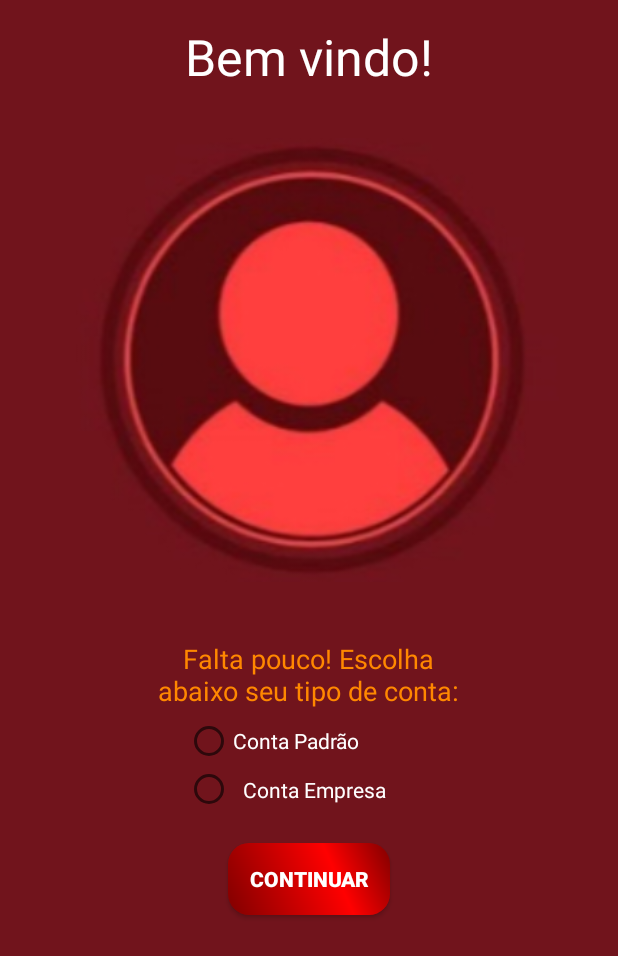
After one commit to levi-rocha/resolve-mobile, an Android app: the layout activity_cadastre.xml on its own in the app's theme, with its tools: preview values and no code run, on a phone screen of 412 x 824 dp. The commit adds this screen. Shown: the top 956 px of the screen. Run offline under Robolectric (Android 15) with nearby library versions, the phone set to English and light mode, and no system bars.

Commit message:
Supplementary cadastre activity

```diff
--- a/app/src/main/AndroidManifest.xml
+++ b/app/src/main/AndroidManifest.xml
@@ -17,9 +17,7 @@
         <activity
             android:name=".MainActivity"
             android:label="@string/app_name"
-            android:theme="@style/AppTheme.NoActionBar">
-
-        </activity>
+            android:theme="@style/AppTheme.NoActionBar"></activity>
         <activity android:name=".LoginActivity">
             <intent-filter>
                 <action android:name="android.intent.action.MAIN" />
@@ -27,6 +25,7 @@
                 <category android:name="android.intent.category.LAUNCHER" />
             </intent-filter>
         </activity>
+        <activity android:name=".CadastreActivity"></activity>
     </application>
 
 </manifest>
--- /dev/null
+++ b/app/src/main/res/layout/activity_cadastre.xml
@@ -0,0 +1,101 @@
+<?xml version="1.0" encoding="utf-8"?>
+<RelativeLayout
+    xmlns:android="http://schemas.android.com/apk/res/android"
+    xmlns:app="http://schemas.android.com/apk/res-auto"
+    xmlns:tools="http://schemas.android.com/tools"
+    android:layout_width="match_parent"
+    android:layout_height="match_parent"
+    android:background="#71141c"
+    android:visibility="visible"
+    tools:context="br.unifor.euresolvo.CadastreActivity">
+
+
+    <TextView
+        android:id="@+id/textViewBV"
+        android:layout_width="wrap_content"
+        android:layout_height="wrap_content"
+        android:layout_alignParentTop="true"
+        android:layout_centerHorizontal="true"
+        android:layout_marginTop="15dp"
+        android:gravity="center_vertical"
+        android:text="Bem vindo!"
+        android:textColor="@color/common_google_signin_btn_text_dark_default"
+        android:textSize="33sp"
+        tools:layout_editor_absoluteX="133dp"
+        tools:layout_editor_absoluteY="16dp" />
+
+    <ImageView
+        android:id="@+id/imageView_CadastroFoto"
+        android:layout_width="500px"
+        android:layout_height="500px"
+        android:foregroundGravity="center_vertical"
+        app:srcCompat="@drawable/ic_unnamed"
+        android:layout_alignParentTop="true"
+        android:layout_centerHorizontal="true"
+        android:layout_marginTop="73dp" />
+
+    <TextView
+        android:id="@+id/textView5"
+        android:layout_width="222dp"
+        android:layout_height="51dp"
+        android:text="Falta pouco! Escolha abaixo seu tipo de conta:"
+        android:textAlignment="center"
+        android:textSize="18sp"
+        android:textColor="@android:color/holo_orange_dark"
+        tools:layout_editor_absoluteX="81dp"
+        tools:layout_editor_absoluteY="283dp"
+        android:layout_below="@+id/imageView_CadastroFoto"
+        android:layout_centerHorizontal="true"
+        android:layout_marginTop="20dp" />
+
+    <RadioGroup
+        android:id="@+id/radioGrup_Conta"
+        android:layout_width="wrap_content"
+        android:layout_height="wrap_content"
+        android:gravity="center_vertical"
+        android:orientation="vertical"
+        tools:layout_editor_absoluteX="40dp"
+        tools:layout_editor_absoluteY="348dp"
+        android:layout_alignStart="@+id/textViewBV"
+        android:layout_below="@+id/textView5">
+
+        <RadioButton
+            android:id="@+id/Button_cPadrao"
+            android:layout_width="wrap_content"
+            android:layout_height="wrap_content"
+            android:layout_marginRight="5dp"
+            android:checked="false"
+            android:onClick="button_cPadrao"
+            android:text="Conta Padrão"
+            android:textColor="@color/common_google_signin_btn_text_dark_default" />
+
+        <RadioButton
+            android:id="@+id/Button_cEmpresa"
+            android:layout_width="wrap_content"
+            android:layout_height="wrap_content"
+            android:checked="false"
+            android:onClick="button_cEmpresa"
+            android:padding="10px"
+            android:text="Conta Empresa"
+            android:textColor="@color/common_google_signin_btn_text_dark_default" />
+
+    </RadioGroup>
+
+        <Button
+            android:id="@+id/buttonFinalizarCadastro"
+            android:layout_width="wrap_content"
+            android:layout_height="wrap_content"
+            android:layout_gravity="center_vertical"
+            android:background="@drawable/buttonshape2"
+            android:onClick="finalizarCadastro"
+            android:text="Continuar"
+            android:textColor="@color/common_google_signin_btn_text_dark_default"
+            tools:layout_editor_absoluteX="138dp"
+            tools:layout_editor_absoluteY="423dp"
+            android:layout_marginTop="84dp"
+            android:textStyle="bold"
+            android:layout_below="@+id/textView5"
+            android:layout_centerHorizontal="true" />
+
+
+</RelativeLayout>
--- a/app/src/main/res/menu/activity_main_drawer.xml
+++ b/app/src/main/res/menu/activity_main_drawer.xml
@@ -28,7 +28,7 @@
                 android:title="Share" />
             <item
                 android:id="@+id/nav_logoff"
-                android:icon="@android:drawable/ic_menu_close_clear_cancel"
+                android:icon="@android:drawable/ic_lock_power_off"
                 android:title="Logoff" />
         </menu>
     </item>
--- a/app/src/main/res/values/colors.xml
+++ b/app/src/main/res/values/colors.xml
@@ -1,8 +1,28 @@
 <?xml version="1.0" encoding="utf-8"?>
 <resources>
-    <color name="colorPrimary">#3F51B5</color>
-    <color name="colorPrimaryDark">#303F9F</color>
-    <color name="colorAccent">#FF4081</color>
+    <color name="colorPrimary">#71141c</color>
+    <color name="colorPrimaryDark">#800000</color>
+    <color name="colorAccent">#FF0000</color>
+
+    <color name="white">#ffffff</color>
+    <color name="yellow">#FFFF00</color>
+    <color name="fuchsia">#FF00FF</color>
+    <color name="red">#FF0000</color>
+    <color name="silver">#C0C0C0</color>
+    <color name="gray">#808080</color>
+    <color name="olive">#808000</color>
+    <color name="purple">#800080</color>
+    <color name="maroon">#800000</color>
+    <color name="aqua">#00FFFF</color>
+    <color name="lime">#00FF00</color>
+    <color name="teal">#008080</color>
+    <color name="green">#008000</color>
+    <color name="blue">#0000FF</color>
+    <color name="navy">#000080</color>
+    <color name="black">#000000</color>
+    <color name="fundoAzul">#39afe3</color>
+    <color name="laranja">#F9B22B</color>
+
     <color name="blue_grey_500">#607D8B</color>
     <color name="blue_grey_600">#546E7A</color>
     <color name="blue_grey_700">#455A64</color>
--- a/app/src/main/res/values/strings.xml
+++ b/app/src/main/res/values/strings.xml
@@ -78,5 +78,4 @@
     <string name="app_version">VERSÃO DO APLICATIVO 1.0.1</string>
 
 
-
 </resources>
```
Also changed, not shown: app/src/main/java/br/unifor/euresolvo/CadastreActivity.java (added, +81 -0 lines), app/src/main/java/br/unifor/euresolvo/LoginActivity.java (+10 -13 lines), app/src/main/java/br/unifor/euresolvo/MainActivity.java (+15 -3 lines).
